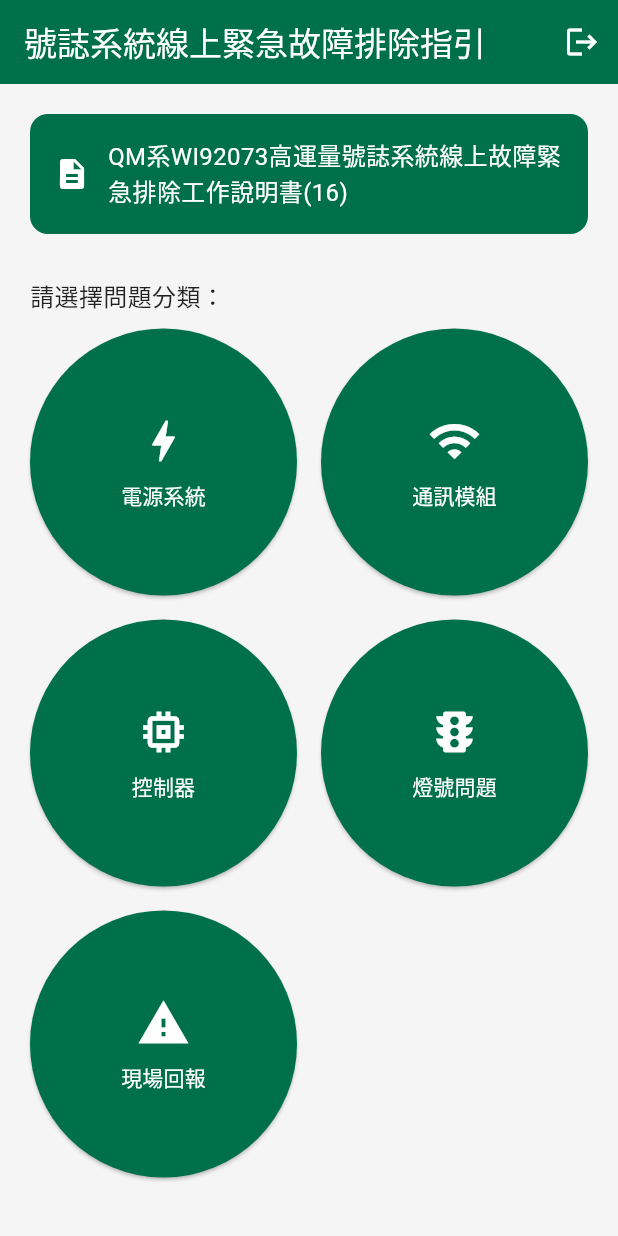
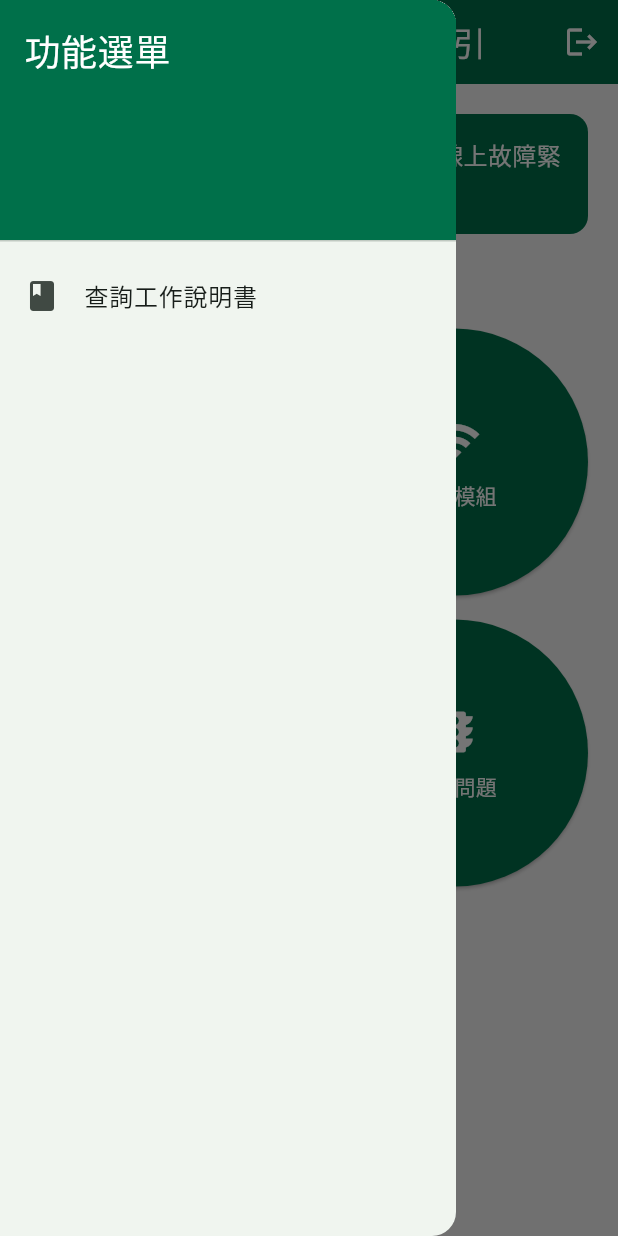
Before and after one commit to shao0925/SignalGuideApp, a Flutter app: the HomePage screen opened directly, with the side drawer open (before the commit the screen has no drawer), on a phone screen of 412 x 824 dp. Run offline on Flutter 3.47's test engine with Material 3 defaults, Android fonts, the phone set to English and light mode, and no system bars; our stand-ins replace flutter_secure_storage; accounts and stored records are empty.

```diff
--- a/signal_guide_app/lib/pages/home.dart
+++ b/signal_guide_app/lib/pages/home.dart
@@ -10,6 +10,22 @@ class HomePage extends StatefulWidget {
 }
 
 class _HomePageState extends State<HomePage> {
+  String? _userRole;
+
+  @override
+  void initState() {
+    super.initState();
+    _loadUserRole();
+  }
+
+  Future<void> _loadUserRole() async {
+    final storage = FlutterSecureStorage();
+    final role = await storage.read(key: 'role');
+    setState(() {
+      _userRole = role;
+    });
+  }
+
   @override
   Widget build(BuildContext context) {
     return PopScope(
@@ -36,6 +52,52 @@ class _HomePageState extends State<HomePage> {
               },
             ),
           ],
+        ),
+        drawer: Drawer(
+          child: ListView(
+            padding: EdgeInsets.zero,
+            children: [
+              const DrawerHeader(
+                decoration: BoxDecoration(
+                  color: Color(0xFF00704A),
+                ),
+                child: Text(
+                  '功能選單',
+                  style: TextStyle(
+                    color: Colors.white,
+                    fontSize: 24,
+                  ),
+                ),
+              ),
+              if (_userRole == 'A') ...[
+                ListTile(
+                  leading: const Icon(Icons.person_add),
+                  title: const Text('新增帳號'),
+                  onTap: () {
+                    Navigator.pop(context);
+                    print("點選：新增帳號");
+                    // Navigator.push(...); // 若未來要跳頁
+                  },
+                ),
+                ListTile(
+                  leading: const Icon(Icons.note_add),
+                  title: const Text('新增工作說明書'),
+                  onTap: () {
+                    Navigator.pop(context);
+                    print("點選：新增工作說明書");
+                  },
+                ),
+              ],
+              ListTile(
+                leading: const Icon(Icons.book),
+                title: const Text('查詢工作說明書'),
+                onTap: () {
+                  Navigator.pop(context);
+                  print("點選：查詢工作說明書");
+                },
+              ),
+            ],
+          ),
         ),
         body: Padding(
           padding: const EdgeInsets.all(20),
```
Also changed, not shown: 3 other files.
